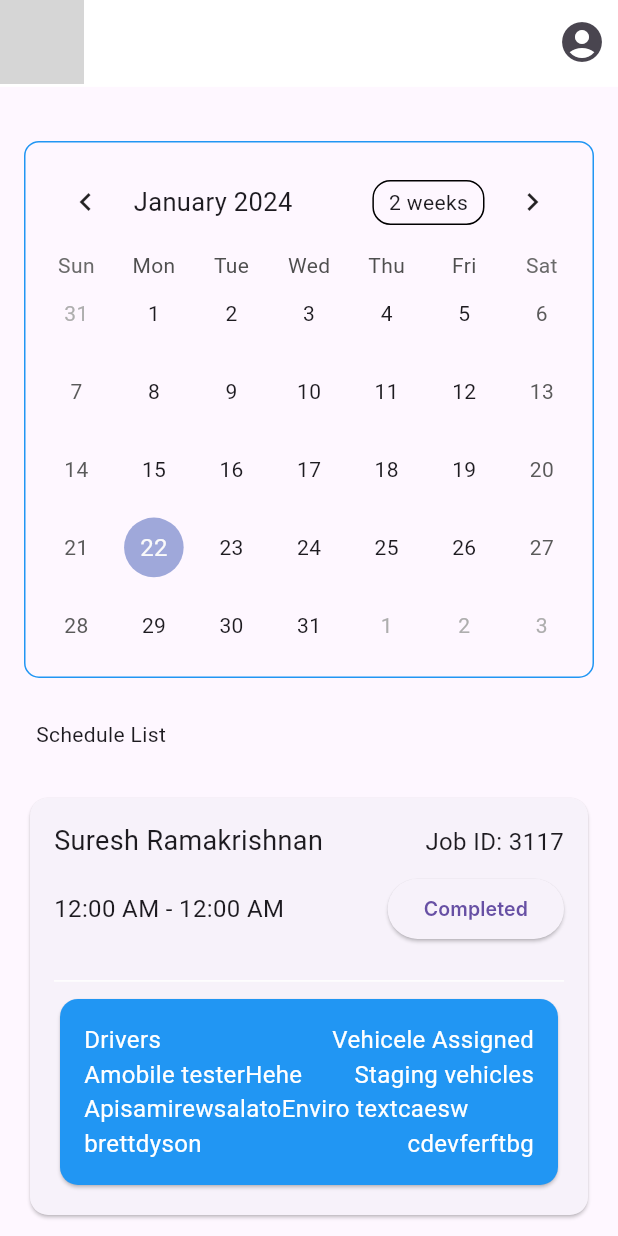
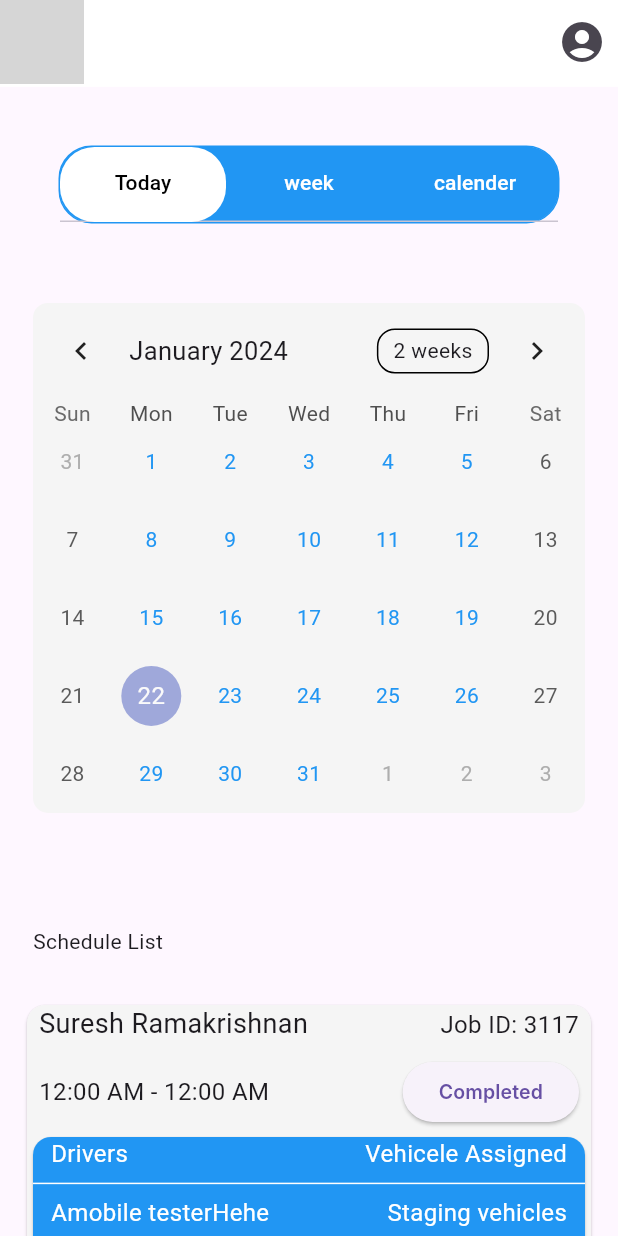
Before and after one commit to centrric-cint0033/enviroapplicationformobileusers, a Flutter app: the CalendarPage screen opened directly, on a phone screen of 412 x 824 dp. Run offline on Flutter 3.47's test engine with Material 3 defaults, Android fonts, the phone set to English and light mode, and no system bars; drawn by our look-alikes of table_calendar; our stand-ins replace auto_route, flutter_mobx, flutter_screenutil, flutter_secure_storage, flutter_svg, get_it and 2 more; accounts and stored records are empty; generated files the repository leaves out were written again; Roboto replaces fonts that are missing (Inter); grey boxes are pictures that could not be loaded.

Commit message:
tab bar created

```diff
--- a/lib/view/loginpage/calenderpage/calender_page.dart
+++ b/lib/view/loginpage/calenderpage/calender_page.dart
@@ -1,17 +1,24 @@
+import 'package:enviro_mobile_application/view/loginpage/common/appbar/Appthemes/Appthemes.dart';
 import 'package:enviro_mobile_application/view/loginpage/common/appbar/cmappbar.dart';
 import 'package:enviro_mobile_application/view/loginpage/common/appbar/imagepath/imagepath.dart';
+import 'package:enviro_mobile_application/view/loginpage/homepage/widgets/common_tababr.dart';
 import 'package:enviro_mobile_application/viewmodel/calenderpage/calender_page_viewmodel.dart';
 import 'package:flutter/material.dart';
 import 'package:flutter_mobx/flutter_mobx.dart';
+import 'package:flutter_screenutil/flutter_screenutil.dart';
 import 'package:table_calendar/table_calendar.dart';
 import 'package:provider/provider.dart';
+
+import '../homepage/widgets/common_small_card.dart';
 
 class CalendarPage extends StatelessWidget {
   const CalendarPage({Key? key}) : super(key: key);
 
   @override
   Widget build(BuildContext context) {
-    return Scaffold(
+    return DefaultTabController(
+      length: 3,
+      child: Scaffold(
         appBar: CustomAppBar(
           leadingImage: Image.asset(ImageConstant.imagePath),
           automaticallyImplyLeading: false,
@@ -25,10 +32,11 @@ class CalendarPage extends StatelessWidget {
         ),
         body: SingleChildScrollView(
           child: Padding(
-          padding: const EdgeInsets.all(16.0),
+            padding: const EdgeInsets.all(14.0),
             child: Column(
               mainAxisAlignment: MainAxisAlignment.start,
               children: [
+                CommonTabbar(),
                 const SizedBox(height: 20),
                 Observer(builder: (_) {
                   return Align(
@@ -36,18 +44,24 @@ class CalendarPage extends StatelessWidget {
                     child: Container(
                       padding: const EdgeInsets.all(8.0),
                       decoration: BoxDecoration(
-                      border: Border.all(color: Colors.blue),
                         borderRadius: BorderRadius.circular(10.0),
                       ),
+                      child: Container(
+                        decoration: BoxDecoration(
+                            borderRadius: BorderRadius.circular(10.0),
+                            color: Appthemes.textfieldbcColor),
                         child: TableCalendar(
                           focusedDay: vmcalender.focusedDay,
                           firstDay: DateTime.utc(2010, 10, 16),
                           lastDay: DateTime.utc(2030, 3, 14),
+                          calendarStyle: const CalendarStyle(
+                              defaultTextStyle: TextStyle(color: Colors.blue)),
+                        ),
                       ),
                     ),
                   );
                 }),
-              const SizedBox(height: 28),
+                const SizedBox(height: 68),
                 const Align(
                   alignment: Alignment.topLeft,
                   child: Padding(
@@ -60,127 +74,15 @@ class CalendarPage extends StatelessWidget {
                   ),
                 ),
                 const SizedBox(height: 28),
-
-              // Card with details
-              Card(
-                child: Padding(
-                  padding: const EdgeInsets.all(16.0),
-                  child: Column(
-                    crossAxisAlignment: CrossAxisAlignment.start,
-                    children: [
-                      const Row(
-                        mainAxisAlignment: MainAxisAlignment.spaceBetween,
-                        children: [
-                          Text(
-                            'Suresh Ramakrishnan',
-                            style: TextStyle(fontSize: 18),
-                          ),
-                          Text(
-                            'Job ID: 3117',
-                            style: TextStyle(fontSize: 16),
-                          ),
-                        ],
-                      ),
-                      const SizedBox(height: 8),
-                      Row(
-                        mainAxisAlignment: MainAxisAlignment.spaceBetween,
-                        children: [
-                          const Text(
-                            '12:00 AM - 12:00 AM',
-                            style: TextStyle(fontSize: 16),
-                          ),
-                          ElevatedButton(
-                            onPressed: () {},
-                            child: const Text('Completed'),
-                          ),
-                        ],
-                      ),
-                      const SizedBox(height: 16),
-                      const Divider(thickness: 1, color: Colors.white),
-                      Container(
-                        width: 600,
-                        child: const Card(
-                          color: Colors.blue,
-                          child: Padding(
-                            padding: EdgeInsets.all(16.0),
-                            child: Column(
-                              crossAxisAlignment: CrossAxisAlignment.start,
-                              children: [
-                                Row(
-                                  mainAxisAlignment:
-                                      MainAxisAlignment.spaceBetween,
-                                  children: [
-                                    Text(
-                                      'Drivers',
-                                      style: TextStyle(
-                                          fontSize: 16, color: Colors.white),
-                                    ),
-                                    Text(
-                                      'Vehicele Assigned',
-                                      style: TextStyle(
-                                          fontSize: 16, color: Colors.white),
-                                    ),
-                                  ],
-                                ),
-                                Row(
-                                  mainAxisAlignment:
-                                      MainAxisAlignment.spaceBetween,
-                                  children: [
-                                    Text(
-                                      'Amobile testerHehe',
-                                      style: TextStyle(
-                                          fontSize: 16, color: Colors.white),
-                                    ),
-                                    Text(
-                                      'Staging vehicles',
-                                      style: TextStyle(
-                                          fontSize: 16, color: Colors.white),
-                                    ),
-                                  ],
-                                ),
-                                Row(
-                                  children: [
-                                    Text(
-                                      'Apisamirewsalato',
-                                      style: TextStyle(
-                                          fontSize: 16, color: Colors.white),
-                                    ),
-                                    Text(
-                                      'Enviro textcaesw',
-                                      style: TextStyle(
-                                          fontSize: 16, color: Colors.white),
-                                    ),
-                                  ],
-                                ),
-                                Row(
-                                  mainAxisAlignment:
-                                      MainAxisAlignment.spaceBetween,
-                                  children: [
-                                    Text(
-                                      'brettdyson',
-                                      style: TextStyle(
-                                          fontSize: 16, color: Colors.white),
-                                    ),
-                                    Text(
-                                      'cdevferftbg',
-                                      style: TextStyle(
-                                          fontSize: 16, color: Colors.white),
-                                    ),
-                                  ],
+                const common_card(),
+                SizedBox(
+                  height: 18.sp,
                 ),
               ],
             ),
           ),
         ),
       ),
-                    ],
-                  ),
-                ),
-              ),
-            ],
-          ),
-        ),
-      ),
     );
   }
 }
--- a/lib/view/loginpage/homepage/homepage.dart
+++ b/lib/view/loginpage/homepage/homepage.dart
@@ -4,7 +4,10 @@ import 'package:enviro_mobile_application/view/loginpage/common/appbar/cmappbar.
 
 import 'package:enviro_mobile_application/view/loginpage/common/appbar/imagepath/imagepath.dart';
 import 'package:enviro_mobile_application/view/loginpage/homepage/widgets/card_main_container.dart';
+import 'package:enviro_mobile_application/view/loginpage/homepage/widgets/common_small_card.dart';
+import 'package:enviro_mobile_application/view/loginpage/homepage/widgets/common_tababr.dart';
 import 'package:flutter/material.dart';
+import 'package:flutter_screenutil/flutter_screenutil.dart';
 import 'package:mobx/mobx.dart';
 
 @RoutePage()
@@ -13,7 +16,9 @@ class HomePage extends StatelessWidget {
 
   @override
   Widget build(BuildContext context) {
-    return Scaffold(
+    return DefaultTabController(
+      length: 3,
+      child: Scaffold(
         appBar: CustomAppBar(
           leadingImage: Image.asset(ImageConstant.imagePath),
           automaticallyImplyLeading: false,
@@ -25,24 +30,51 @@ class HomePage extends StatelessWidget {
             ),
           ],
         ),
-      body: const SingleChildScrollView(
+        body: SingleChildScrollView(
           child: Column(
             children: [
               SizedBox(
+                height: 10,
+              ),
+              CommonTabbar(),
+              Padding(
+                padding: const EdgeInsets.all(14.0),
+                child: const SizedBox(
                   height: 14.0,
                 ),
-            Text(
+              ),
+              const Text(
                 "Today's Schedule",
                 style: TextStyle(
                   fontSize: 20,
                   fontWeight: FontWeight.bold,
                 ),
               ),
-            CardMainContainer(),
+              const CardMainContainer(),
+              const SizedBox(height: 48),
+              const Align(
+                alignment: Alignment.topLeft,
+                child: Padding(
+                  padding: EdgeInsets.all(8.0),
+                  child: Text(
+                    'Schedule List',
+                  ),
+                ),
+              ),
+              SizedBox(
+                height: 18.sp,
+              ),
+              const Padding(
+                padding: EdgeInsets.all(8.0),
+                child: common_card(),
+              ),
+              SizedBox(
+                height: 18.sp,
+              ),
             ],
           ),
         ),
-      // bottomNavigationBar: const CommonBottombar(),
+      ),
     );
   }
 }
--- a/lib/view/loginpage/homepage/widgets/card_main_container.dart
+++ b/lib/view/loginpage/homepage/widgets/card_main_container.dart
@@ -1,3 +1,4 @@
+import 'package:enviro_mobile_application/view/loginpage/common/appbar/Appthemes/Appthemes.dart';
 import 'package:enviro_mobile_application/view/loginpage/common/appbar/cmbutton.dart';
 import 'package:flutter/material.dart';
 
@@ -8,14 +9,13 @@ class CardMainContainer extends StatelessWidget {
 
   @override
   Widget build(BuildContext context) {
-    return Container(
-      margin: const EdgeInsets.only(left: 24, right: 24),
+    return Padding(
+      padding: const EdgeInsets.all(8.0),
       child: Card(
+        color: Appthemes.textfieldbcColor,
         shape: RoundedRectangleBorder(
           borderRadius: BorderRadius.circular(20),
-          side: const BorderSide(width: 1, color: Colors.blue),
         ),
-        elevation: 5,
         child: Row(
           crossAxisAlignment: CrossAxisAlignment.start,
           children: [
--- /dev/null
+++ b/lib/view/loginpage/homepage/widgets/common_small_card.dart
@@ -0,0 +1,142 @@
+import 'package:enviro_mobile_application/view/loginpage/common/appbar/Appthemes/Appthemes.dart';
+import 'package:flutter/material.dart';
+import 'package:flutter_screenutil/flutter_screenutil.dart';
+
+class common_card extends StatelessWidget {
+  const common_card({
+    super.key,
+  });
+
+  @override
+  Widget build(BuildContext context) {
+    return Card(
+      color: Appthemes.textfieldbcColor,
+      child: Column(
+        crossAxisAlignment: CrossAxisAlignment.start,
+        children: [
+          const Padding(
+            padding: EdgeInsets.only(left: 8.0, right: 8.0),
+            child: Row(
+              mainAxisAlignment: MainAxisAlignment.spaceBetween,
+              children: [
+                Text(
+                  'Suresh Ramakrishnan',
+                  style: TextStyle(fontSize: 18),
+                ),
+                Text(
+                  'Job ID: 3117',
+                  style: TextStyle(fontSize: 16),
+                ),
+              ],
+            ),
+          ),
+          const SizedBox(height: 8),
+          Padding(
+            padding: const EdgeInsets.only(left: 8.0, right: 8.0),
+            child: Row(
+              mainAxisAlignment: MainAxisAlignment.spaceBetween,
+              children: [
+                const Text(
+                  '12:00 AM - 12:00 AM',
+                  style: TextStyle(fontSize: 16),
+                ),
+                ElevatedButton(
+                  onPressed: () {},
+                  child: const Text('Completed'),
+                ),
+              ],
+            ),
+          ),
+          const SizedBox(height: 2),
+          Container(
+            width: 600.sp,
+            child: const Card(
+              color: Colors.blue,
+              child: Column(
+                crossAxisAlignment: CrossAxisAlignment.start,
+                children: [
+                  Padding(
+                    padding: EdgeInsets.only(left: 12.0, right: 12.0),
+                    child: Row(
+                      mainAxisAlignment: MainAxisAlignment.spaceBetween,
+                      children: [
+                        Text(
+                          'Drivers',
+                          style: TextStyle(fontSize: 16, color: Colors.white),
+                        ),
+                        Text(
+                          'Vehicele Assigned',
+                          style: TextStyle(fontSize: 16, color: Colors.white),
+                        ),
+                      ],
+                    ),
+                  ),
+                  Divider(
+                    color: Colors.white,
+                    thickness: 1,
+                  ),
+                  Padding(
+                    padding: EdgeInsets.only(left: 12.0, right: 12.0),
+                    child: Row(
+                      mainAxisAlignment: MainAxisAlignment.spaceBetween,
+                      children: [
+                        Text(
+                          'Amobile testerHehe',
+                          style: TextStyle(fontSize: 16, color: Colors.white),
+                        ),
+                        Text(
+                          'Staging vehicles',
+                          style: TextStyle(fontSize: 16, color: Colors.white),
+                        ),
+                      ],
+                    ),
+                  ),
+                  Divider(
+                    color: Colors.white,
+                    thickness: 1,
+                  ),
+                  Padding(
+                    padding: EdgeInsets.only(left: 12.0, right: 12.0),
+                    child: Row(
+                      mainAxisAlignment: MainAxisAlignment.spaceBetween,
+                      children: [
+                        Text(
+                          'Apisamirewsalato',
+                          style: TextStyle(fontSize: 16, color: Colors.white),
+                        ),
+                        Text(
+                          'Enviro textcaesw',
+                          style: TextStyle(fontSize: 16, color: Colors.white),
+                        ),
+                      ],
+                    ),
+                  ),
+                  Divider(
+                    color: Colors.white,
+                    thickness: 1,
+                  ),
+                  Padding(
+                    padding: EdgeInsets.only(left: 12.0, right: 12.0),
+                    child: Row(
+                      mainAxisAlignment: MainAxisAlignment.spaceBetween,
+                      children: [
+                        Text(
+                          'brettdyson',
+                          style: TextStyle(fontSize: 16, color: Colors.white),
+                        ),
+                        Text(
+                          'cdevferftbg',
+                          style: TextStyle(fontSize: 16, color: Colors.white),
+                        ),
+                      ],
+                    ),
+                  ),
+                ],
+              ),
+            ),
+          ),
+        ],
+      ),
+    );
+  }
+}
--- /dev/null
+++ b/lib/view/loginpage/homepage/widgets/common_tababr.dart
@@ -0,0 +1,31 @@
+import 'package:flutter/material.dart';
+
+Padding CommonTabbar() {
+  return Padding(
+    padding: const EdgeInsets.all(25.0),
+    child: Container(
+      width: 390,
+      height: 52,
+      decoration: BoxDecoration(
+        color: Colors.blue,
+        border: Border.all(color: Colors.blue),
+        borderRadius: BorderRadius.circular(22.0),
+      ),
+      child: TabBar(
+        indicatorSize: TabBarIndicatorSize.tab,
+        indicator: BoxDecoration(
+          borderRadius: BorderRadius.circular(23),
+          color: Colors.white,
+        ),
+        labelColor: Colors.black,
+        unselectedLabelColor: Colors.white,
+        indicatorColor: Colors.black,
+        tabs: const [
+          Tab(text: 'Today'),
+          Tab(text: 'week'),
+          Tab(text: 'calender'),
+        ],
+      ),
+    ),
+  );
+}
```
Lines whose indentation alone changed are shown as unchanged.
